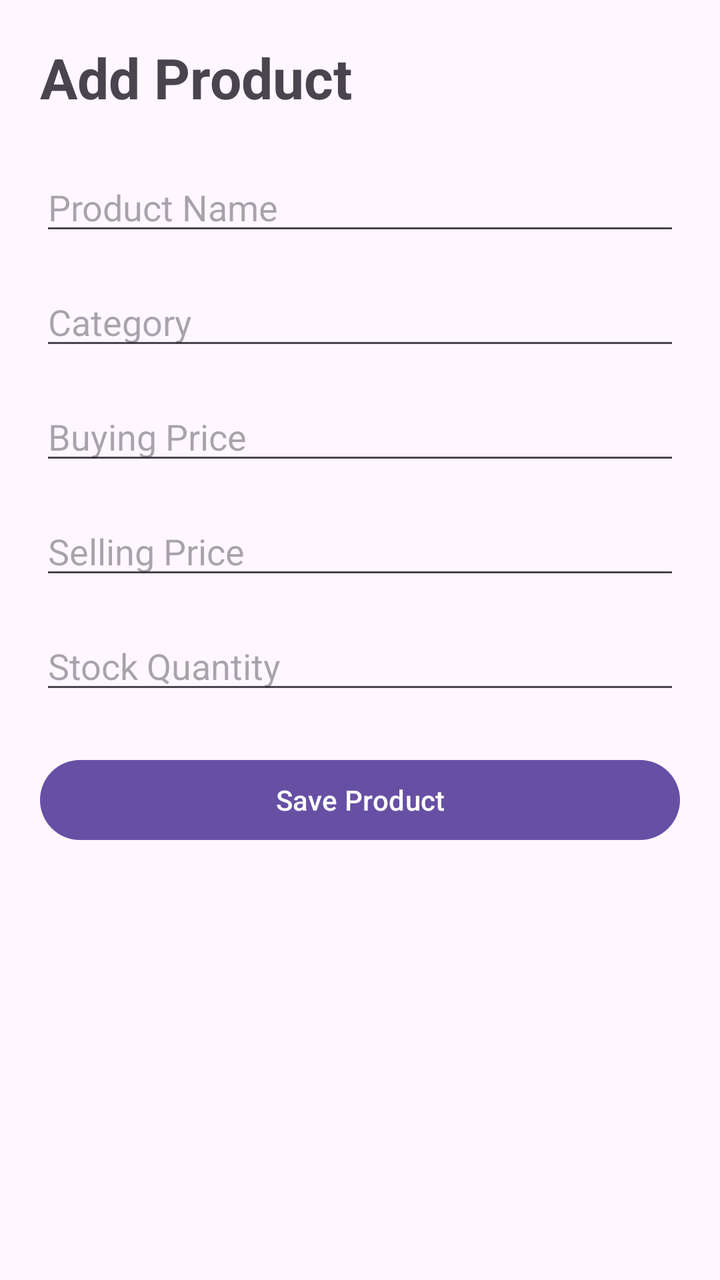
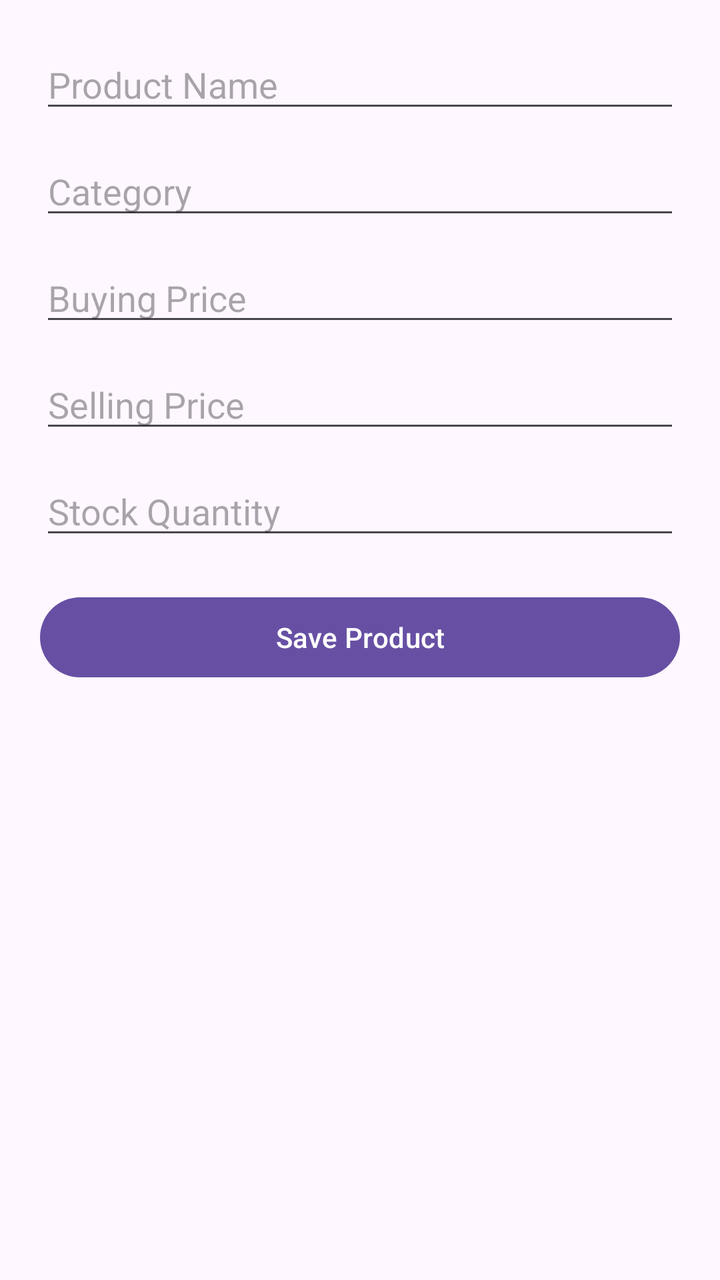

Compare the two renders of this Android layout. The source of the first and the diff that turns it into the second are given below.
<!-- AndroidManifest.xml: application theme Theme._10 -->
<!-- res/layout/activity_add_product.xml -->
<?xml version="1.0" encoding="utf-8"?>
<ScrollView
    xmlns:android="http://schemas.android.com/apk/res/android"
    android:layout_width="match_parent"
    android:layout_height="match_parent">

    <LinearLayout
        android:layout_width="match_parent"
        android:layout_height="wrap_content"
        android:orientation="vertical"
        android:padding="20dp">

        <TextView
            android:layout_width="wrap_content"
            android:layout_height="wrap_content"
            android:text="Add Product"
            android:textSize="28sp"
            android:textStyle="bold"
            android:layout_marginBottom="24dp"/>

        <EditText
            android:id="@+id/etProductName"
            android:layout_width="match_parent"
            android:layout_height="wrap_content"
            android:hint="Product Name"/>

        <EditText
            android:id="@+id/etCategory"
            android:layout_width="match_parent"
            android:layout_height="wrap_content"
            android:hint="Category"
            android:layout_marginTop="16dp"/>

        <EditText
            android:id="@+id/etBuyingPrice"
            android:layout_width="match_parent"
            android:layout_height="wrap_content"
            android:hint="Buying Price"
            android:inputType="numberDecimal"
            android:layout_marginTop="16dp"/>

        <EditText
            android:id="@+id/etSellingPrice"
            android:layout_width="match_parent"
            android:layout_height="wrap_content"
            android:hint="Selling Price"
            android:inputType="numberDecimal"
            android:layout_marginTop="16dp"/>

        <EditText
            android:id="@+id/etStock"
            android:layout_width="match_parent"
            android:layout_height="wrap_content"
            android:hint="Stock Quantity"
            android:inputType="number"
            android:layout_marginTop="16dp"/>

        <Button
            android:id="@+id/btnSaveProduct"
            android:layout_width="match_parent"
            android:layout_height="wrap_content"
            android:text="Save Product"
            android:layout_marginTop="24dp"/>

    </LinearLayout>

</ScrollView>
<!-- resources referenced by this layout -->
<resources>
  <style name="Theme._10" parent="Base.Theme._10" />
  <style name="Base.Theme._10" parent="Theme.Material3.DayNight.NoActionBar">
          
          
      </style>
</resources>

<!-- the commit's change to res/layout/activity_add_product.xml (unified diff, before → after) -->
@@ -1,6 +1,5 @@
 <?xml version="1.0" encoding="utf-8"?>
-<ScrollView
-    xmlns:android="http://schemas.android.com/apk/res/android"
+<ScrollView xmlns:android="http://schemas.android.com/apk/res/android"
     android:layout_width="match_parent"
     android:layout_height="match_parent">
 
@@ -10,16 +9,8 @@
         android:orientation="vertical"
         android:padding="20dp">
 
-        <TextView
-            android:layout_width="wrap_content"
-            android:layout_height="wrap_content"
-            android:text="Add Product"
-            android:textSize="28sp"
-            android:textStyle="bold"
-            android:layout_marginBottom="24dp"/>
-
         <EditText
-            android:id="@+id/etProductName"
+            android:id="@+id/etName"
             android:layout_width="match_parent"
             android:layout_height="wrap_content"
             android:hint="Product Name"/>
@@ -29,7 +20,7 @@
             android:layout_width="match_parent"
             android:layout_height="wrap_content"
             android:hint="Category"
-            android:layout_marginTop="16dp"/>
+            android:layout_marginTop="12dp"/>
 
         <EditText
             android:id="@+id/etBuyingPrice"
@@ -37,7 +28,7 @@
             android:layout_height="wrap_content"
             android:hint="Buying Price"
             android:inputType="numberDecimal"
-            android:layout_marginTop="16dp"/>
+            android:layout_marginTop="12dp"/>
 
         <EditText
             android:id="@+id/etSellingPrice"
@@ -45,7 +36,7 @@
             android:layout_height="wrap_content"
             android:hint="Selling Price"
             android:inputType="numberDecimal"
-            android:layout_marginTop="16dp"/>
+            android:layout_marginTop="12dp"/>
 
         <EditText
             android:id="@+id/etStock"
@@ -53,14 +44,14 @@
             android:layout_height="wrap_content"
             android:hint="Stock Quantity"
             android:inputType="number"
-            android:layout_marginTop="16dp"/>
+            android:layout_marginTop="12dp"/>
 
         <Button
             android:id="@+id/btnSaveProduct"
             android:layout_width="match_parent"
             android:layout_height="wrap_content"
             android:text="Save Product"
-            android:layout_marginTop="24dp"/>
+            android:layout_marginTop="20dp"/>
 
     </LinearLayout>
 
